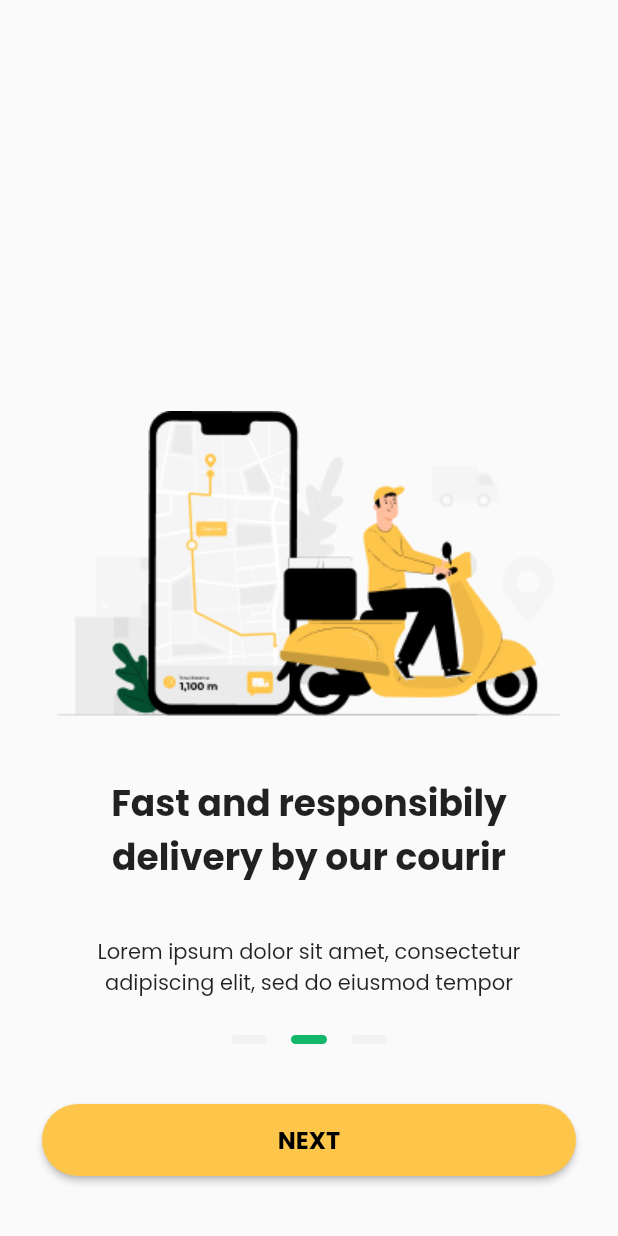
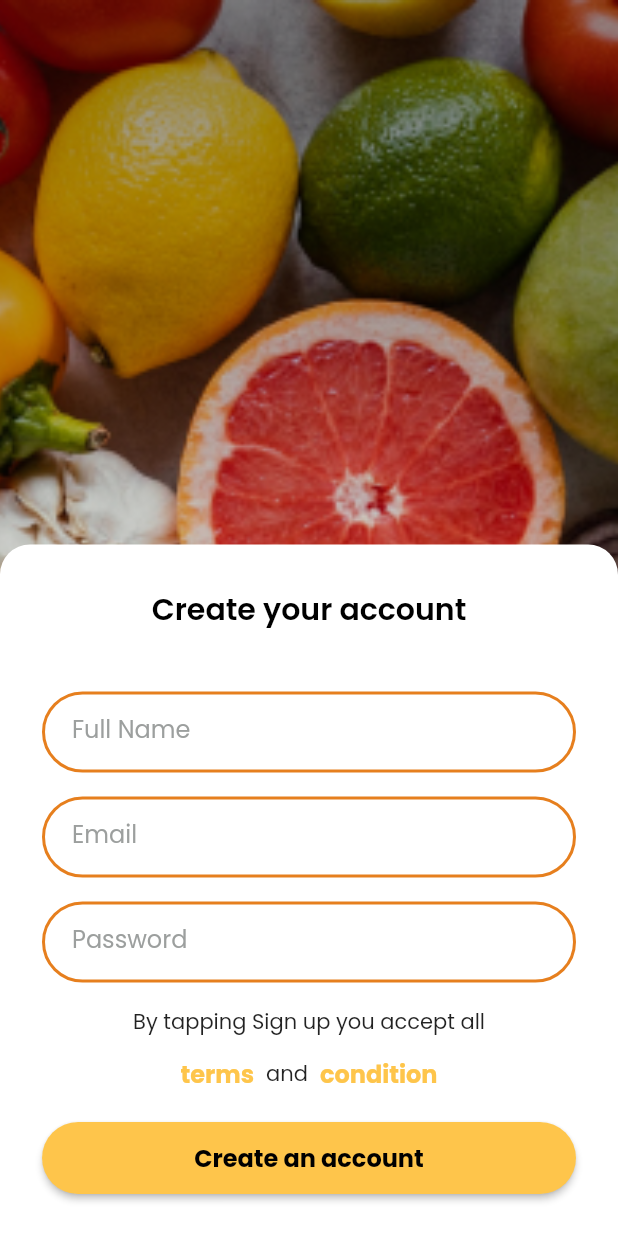
Before and after one commit to kirwa-KO/Fresh-Fruits, a Flutter app: the screen it shows after launch, on a phone screen of 412 x 824 dp. Run offline on Flutter 3.47's test engine with Material 2 defaults, Android fonts, the light colour scheme and no system bars; our stand-ins replace confetti, hexcolor.

Commit message:
(create account pages) add create account page

```diff
--- a/lib/main.dart
+++ b/lib/main.dart
@@ -1,4 +1,5 @@
 import 'package:flutter/material.dart';
+import 'package:freshfruits/screens/auth/create_account.dart';
 import 'package:freshfruits/screens/onboarding/onboarding_first.dart';
 import 'package:freshfruits/screens/onboarding/onboarding_fourth.dart';
 import 'package:freshfruits/screens/onboarding/onboarding_second.dart';
@@ -17,31 +18,55 @@ class MyApp extends StatelessWidget {
     return MaterialApp(
       title: 'Fresh Fruits',
       theme: ThemeData(
-          fontFamily: "Poppins",
-          primarySwatch: Colors.blue,
-          primaryColor: HexColor("#FEC54B"),
-          elevatedButtonTheme: ElevatedButtonThemeData(
-            style: ElevatedButton.styleFrom(
-                onPrimary: Colors.black,
-                primary: HexColor("#FEC54B"),
-                padding: EdgeInsets.symmetric(vertical: 12, horizontal: 32),
-                shape: RoundedRectangleBorder(
-                    borderRadius: BorderRadius.circular(30))),
+        fontFamily: "Poppins",
+        primarySwatch: Colors.blue,
+        primaryColor: HexColor("#E67F1E"),
+        elevatedButtonTheme: ElevatedButtonThemeData(
+          style: ElevatedButton.styleFrom(
+            foregroundColor: Colors.black,
+            backgroundColor: HexColor("#FEC54B"),
+            padding: const EdgeInsets.symmetric(vertical: 12, horizontal: 32),
+            shape:
+                RoundedRectangleBorder(borderRadius: BorderRadius.circular(30)),
           ),
-          textTheme: const TextTheme(
-              button: TextStyle(fontSize: 16, fontWeight: FontWeight.bold)
-              // headline1: TextStyle(
-              //   fontSize: 38,
-              //   color: Colors.white,
-              //   fontWeight: FontWeight.bold,
-              // ),
-              )),
-      home: const OnboardingFourth(),
+        ),
+        textButtonTheme: TextButtonThemeData(
+          style: TextButton.styleFrom(
+            foregroundColor: HexColor("#FEC54B"),
+          ),
+        ),
+        textTheme: const TextTheme(
+          button: TextStyle(fontSize: 16, fontWeight: FontWeight.bold),
+          headline1: TextStyle(
+            fontSize: 20,
+            color: Colors.black,
+            fontWeight: FontWeight.w600,
+            // backgroundColor: Colors.red
+          ),
+        ),
+        inputDecorationTheme: InputDecorationTheme(
+          enabledBorder: OutlineInputBorder(
+            borderRadius: BorderRadius.circular(30),
+            borderSide: BorderSide(color: HexColor("#E67F1E"), width: 2),
+          ),
+          focusedBorder: OutlineInputBorder(
+            borderRadius: BorderRadius.circular(30),
+            borderSide: BorderSide(color: HexColor("#E67F1E"), width: 2),
+          ),
+          contentPadding:
+              const EdgeInsets.symmetric(vertical: 16, horizontal: 20),
+          labelStyle: TextStyle(color: HexColor("#9C9F9E")),
+        ),
+        textSelectionTheme:
+            TextSelectionThemeData(cursorColor: HexColor("#E67F1E")),
+      ),
+      home: const CreateAccount(),
       routes: {
         OnboardingFirst.routeName: (ctx) => const OnboardingFirst(),
         OnboardingSecond.routeName: (ctx) => const OnboardingSecond(),
         OnboardingThird.routeName: (ctx) => const OnboardingThird(),
         OnboardingFourth.routeName: (ctx) => const OnboardingFourth(),
+        CreateAccount.routeName: (ctx) => const CreateAccount(),
       },
     );
   }
--- /dev/null
+++ b/lib/screens/auth/create_account.dart
@@ -0,0 +1,125 @@
+import 'dart:math';
+
+import 'package:confetti/confetti.dart';
+import "package:flutter/material.dart";
+import 'package:freshfruits/widgets/auth/create_account/create_account_form.dart';
+import 'package:freshfruits/widgets/auth/create_account/create_account_term_condition.dart';
+import 'package:freshfruits/widgets/layout/auth_layout.dart';
+import 'package:freshfruits/widgets/ui/buttons/long_button.dart';
+
+class CreateAccount extends StatefulWidget {
+  static const String routeName = "/create-account";
+
+  const CreateAccount({super.key});
+
+  @override
+  State<CreateAccount> createState() => _CreateAccountState();
+}
+
+class _CreateAccountState extends State<CreateAccount> {
+  late ConfettiController _controllerCenter;
+
+  @override
+  void initState() {
+    super.initState();
+    _controllerCenter =
+        ConfettiController(duration: const Duration(seconds: 3));
+  }
+
+  @override
+  void dispose() {
+    _controllerCenter.dispose();
+    super.dispose();
+  }
+
+  void runCongratAnimation() {
+    _controllerCenter.play();
+  }
+
+  Future<void> _openCongratDialog(BuildContext context) {
+    runCongratAnimation();
+    return showDialog(
+        context: context,
+        builder: (BuildContext ctx) => AlertDialog(
+              shape: RoundedRectangleBorder(borderRadius: BorderRadius.circular(32)),
+              title: const Text(
+                "CONGRATULATIONS",
+                style: TextStyle(color: Colors.green),
+                textAlign: TextAlign.center,
+              ),
+              content: Column(
+                mainAxisSize: MainAxisSize.min,
+                children: [
+                const Text("Account Created Successfully"),
+                const SizedBox(height: 28),
+                ConfettiWidget(
+                  confettiController: _controllerCenter,
+                  blastDirectionality: BlastDirectionality
+                      .explosive, // don't specify a direction, blast randomly
+                  shouldLoop:
+                      false, // start again as soon as the animation is finished
+                  colors: const [
+                    Colors.green,
+                    Colors.blue,
+                    Colors.pink,
+                    Colors.orange,
+                    Colors.purple
+                  ], // manually specify the colors to be used
+                  createParticlePath: drawStar, // define a custom shape/path.
+                ),
+                const Icon(Icons.handshake_outlined, size: 80, color: Colors.green,),
+                const SizedBox(height: 28),
+                const LongButton(
+                  label: "SIGN IN",
+                )
+              ]),
+            ));
+  }
+
+  Path drawStar(Size size) {
+    // Method to convert degree to radians
+    double degToRad(double deg) => deg * (pi / 180.0);
+
+    const numberOfPoints = 5;
+    final halfWidth = size.width / 2;
+    final externalRadius = halfWidth;
+    final internalRadius = halfWidth / 2.5;
+    final degreesPerStep = degToRad(360 / numberOfPoints);
+    final halfDegreesPerStep = degreesPerStep / 2;
+    final path = Path();
+    final fullAngle = degToRad(360);
+    path.moveTo(size.width, halfWidth);
+
+    for (double step = 0; step < fullAngle; step += degreesPerStep) {
+      path.lineTo(halfWidth + externalRadius * cos(step),
+          halfWidth + externalRadius * sin(step));
+      path.lineTo(halfWidth + internalRadius * cos(step + halfDegreesPerStep),
+          halfWidth + internalRadius * sin(step + halfDegreesPerStep));
+    }
+    path.close();
+    return path;
+  }
+
+  @override
+  Widget build(BuildContext context) {
+    return Scaffold(
+      body: AuthLayout(
+        imageBg: "assets/images/auth/create-account.png",
+        child: Column(
+          children: [
+            Text(
+              "Create your account",
+              style: Theme.of(context).textTheme.headline1,
+            ),
+            const CreateAccountForm(),
+            const CreateAccountTermCondition(),
+            LongButton(
+              label: "Create an account",
+              onPressed: () => _openCongratDialog(context),
+            )
+          ],
+        ),
+      ),
+    );
+  }
+}
--- a/lib/screens/onboarding/onboarding_first.dart
+++ b/lib/screens/onboarding/onboarding_first.dart
@@ -1,4 +1,5 @@
 import "package:flutter/material.dart";
+import 'package:hexcolor/hexcolor.dart';
 
 class OnboardingFirst extends StatelessWidget {
   static const String routeName = "/onboarding_first";
@@ -8,7 +9,7 @@ class OnboardingFirst extends StatelessWidget {
   @override
   Widget build(BuildContext context) {
     return Scaffold(
-      backgroundColor: Theme.of(context).primaryColor,
+      backgroundColor: HexColor("#FEC54B"),
       body: Container(
         width: double.infinity,
         padding: const EdgeInsets.only(bottom: 40),
--- a/lib/screens/onboarding/onboarding_fourth.dart
+++ b/lib/screens/onboarding/onboarding_fourth.dart
@@ -1,6 +1,7 @@
 import 'package:flutter/material.dart';
 import 'package:freshfruits/widgets/Onboarding/step_content.dart';
-import 'package:freshfruits/widgets/ui/buttons/long_button.dart';
+import 'package:freshfruits/widgets/ui/buttons/long_black_button.dart';
+import 'package:freshfruits/widgets/ui/buttons/long_outline_black_button.dart';
 
 class OnboardingFourth extends StatelessWidget {
   static const String routeName = "/onboarding_fourth";
@@ -24,7 +25,9 @@ class OnboardingFourth extends StatelessWidget {
                   description:
                       "Lorem ipsum dolor sit amet, consectetur adipiscing elit, sed do eiusmod tempor"),
               const SizedBox(height: 40),
-              const LongButton(label: "NEXT"),
+              const LongBlackButton(label: "Create an account"),
+              const SizedBox(height: 16),
+              const LongOutlineBlackButton(label: "Login"),
               const SizedBox(height: 40)
             ],
           )),
--- /dev/null
+++ b/lib/widgets/auth/create_account/create_account_form.dart
@@ -0,0 +1,25 @@
+import 'package:flutter/material.dart';
+
+class CreateAccountForm extends StatelessWidget {
+  const CreateAccountForm({super.key});
+
+  @override
+  Widget build(BuildContext context) {
+    return Column(children: const [
+      SizedBox(height: 40),
+      TextField(
+        decoration: InputDecoration(labelText: "Full Name"),
+      ),
+      SizedBox(height: 16),
+      TextField(
+        decoration: InputDecoration(labelText: "Email"),
+      ),
+      SizedBox(height: 16),
+      TextField(
+        decoration: InputDecoration(labelText: "Password"),
+        obscureText: true,
+      ),
+      SizedBox(height: 16)
+    ]);
+  }
+}
--- /dev/null
+++ b/lib/widgets/auth/create_account/create_account_term_condition.dart
@@ -0,0 +1,29 @@
+import 'package:flutter/material.dart';
+
+class CreateAccountTermCondition extends StatelessWidget {
+  const CreateAccountTermCondition({super.key});
+
+  @override
+  Widget build(BuildContext context) {
+    return Column(
+      children: [
+        const Text(
+          "By tapping Sign up you accept all",
+          textAlign: TextAlign.center,
+        ),
+        Row(
+          mainAxisAlignment: MainAxisAlignment.center,
+          children: [
+            TextButton(
+              onPressed: () {},
+              child: const Text("terms"),
+            ),
+            const Text("and"),
+            TextButton(onPressed: () {}, child: const Text("condition")),
+          ],
+        ),
+        const SizedBox(height: 8),
+      ],
+    );
+  }
+}
--- /dev/null
+++ b/lib/widgets/layout/auth_layout.dart
@@ -0,0 +1,31 @@
+import 'package:flutter/material.dart';
+
+class AuthLayout extends StatelessWidget {
+  final dynamic child;
+  final String imageBg;
+  const AuthLayout({super.key, required this.child, required this.imageBg});
+
+  @override
+  Widget build(BuildContext context) {
+    return Container(
+      decoration: BoxDecoration(
+          image:
+              DecorationImage(image: AssetImage(imageBg), fit: BoxFit.cover)),
+      child: Column(
+        mainAxisAlignment: MainAxisAlignment.end,
+        children: [
+          Container(
+            width: double.infinity,
+            padding: const EdgeInsets.symmetric(horizontal: 28, vertical: 28),
+            decoration: const BoxDecoration(
+                color: Colors.white,
+                borderRadius: BorderRadius.only(
+                    topLeft: Radius.circular(20),
+                    topRight: Radius.circular(20))),
+            child: child,
+          ),
+        ],
+      ),
+    );
+  }
+}
--- a/lib/widgets/ui/buttons/long_button.dart
+++ b/lib/widgets/ui/buttons/long_button.dart
@@ -2,7 +2,9 @@ import 'package:flutter/material.dart';
 
 class LongButton extends StatelessWidget {
   final String label;
-  const LongButton({super.key, required this.label});
+  final dynamic onPressed;
+
+  const LongButton({super.key, required this.label, this.onPressed = null});
 
   @override
   Widget build(BuildContext context) {
@@ -10,10 +12,8 @@ class LongButton extends StatelessWidget {
       width: double.infinity,
       // margin: const EdgeInsets.symmetric(horizontal: 28),
       child: ElevatedButton(
-        onPressed: () {},
+        onPressed: onPressed != null ? onPressed : () {},
         child: Text(label),
-        // style: ElevatedButton.styleFrom(
-        //     backgroundColor: Theme.of(context).primaryColor),
       ),
     );
   }
--- a/pubspec.yaml
+++ b/pubspec.yaml
@@ -32,6 +32,7 @@ dependencies:
   flutter:
     sdk: flutter
   hexcolor: ^2.0.7
+  confetti: ^0.7.0
 
 
   # The following adds the Cupertino Icons font to your application.
@@ -66,6 +67,7 @@ flutter:
     - assets/images/onboarding/step1.png
     - assets/images/onboarding/step2.png
     - assets/images/onboarding/step3.png
+    - assets/images/auth/create-account.png
   #   - images/a_dot_ham.jpeg
 
   # An image asset can refer to one or more resolution-specific "variants", see
@@ -88,6 +90,8 @@ flutter:
           weight: 400
         - asset: fonts/Poppins/Poppins-Medium.ttf
           weight: 500
+        - asset: fonts/Poppins/Poppins-SemiBold.ttf
+          weight: 600
         # - asset: fonts/Poppins/Schyler-Italic.ttf
           # style: italic
     # - family: Trajan Pro
```
Also changed, not shown: lib/widgets/ui/buttons/long_black_button.dart (added, +25 -0 lines), lib/widgets/ui/buttons/long_outline_black_button.dart (added, +27 -0 lines), assets/images/auth/create-account.png (added), fonts/Poppins/Poppins-SemiBold.ttf (added), pubspec.lock.
